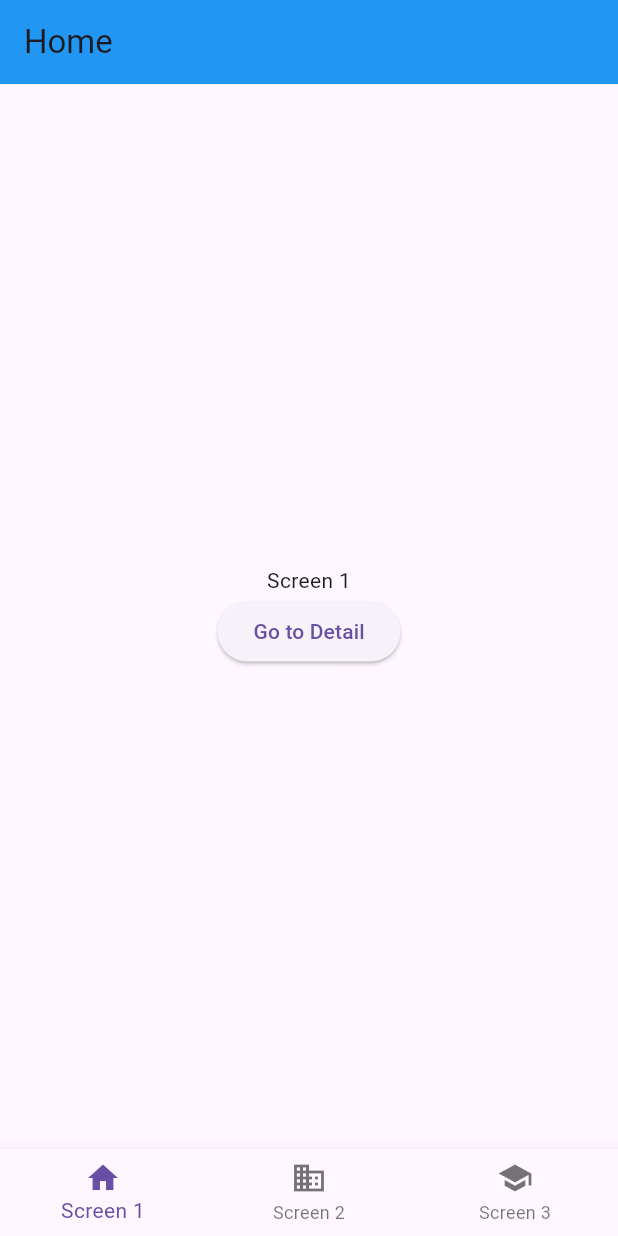
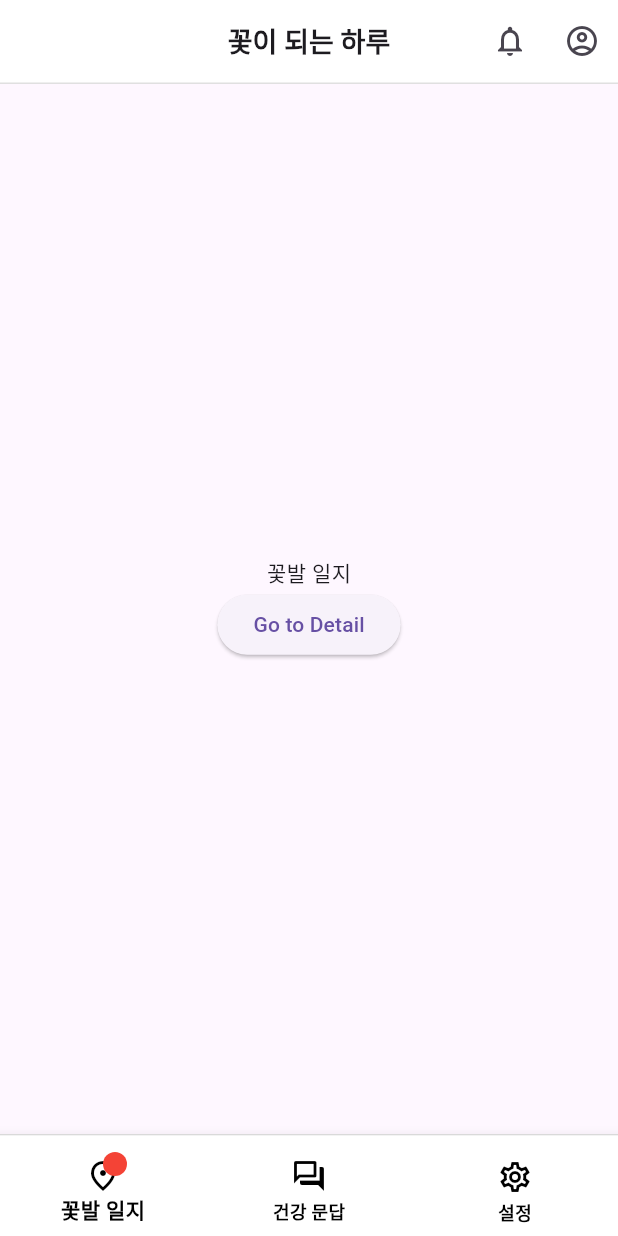
Before and after one commit to CapstonProduct/day_in_bloom_v1, a Flutter app: the screen it shows after launch, on a phone screen of 412 x 824 dp. Run offline on Flutter 3.47's test engine with Material 3 defaults, Android fonts, the phone set to English and light mode, and no system bars; our stand-ins replace flutter_native_splash, go_router.

Commit message:
Feat: Add navigation bar using GoRouter, app bar

```diff
--- a/lib/features/home/screen/screen1.dart
+++ b/lib/features/home/screen/home_calender_screen.dart
@@ -2,21 +2,21 @@ import 'package:day_in_bloom_v1/widgets/app_bar.dart';
 import 'package:flutter/material.dart';
 import 'package:go_router/go_router.dart';
 
-class Screen1 extends StatelessWidget {
-  const Screen1({super.key});
+class HomeCalendarScreen extends StatelessWidget {
+  const HomeCalendarScreen({super.key});
 
   @override
   Widget build(BuildContext context) {
     return Scaffold(
-      appBar: CustomAppBar(title: 'Home'),
+      appBar: CustomAppBar(title: '꽃이 되는 하루'),
       body: Center(
         child: Column(
           mainAxisAlignment: MainAxisAlignment.center,
           children: [
-            Text('Screen 1'),
+            Text('꽃발 일지'),
             ElevatedButton(
               onPressed: () {
-                context.go('/home/detail');
+                context.go('/homeCalendar/detail');
               },
               child: Text('Go to Detail'),
             ),
--- a/lib/features/home/screen/screen2.dart
+++ b/lib/features/home/screen/home_qna_screen.dart
@@ -2,21 +2,21 @@ import 'package:day_in_bloom_v1/widgets/app_bar.dart';
 import 'package:flutter/material.dart';
 import 'package:go_router/go_router.dart';
 
-class Screen2 extends StatelessWidget {
-  const Screen2({super.key});
+class HomeQnaScreen extends StatelessWidget {
+  const HomeQnaScreen({super.key});
 
   @override
   Widget build(BuildContext context) {
     return Scaffold(
-      appBar: CustomAppBar(title: 'Screen2'),
+      appBar: CustomAppBar(title: '꽃이 되는 하루'),
       body: Center(
         child: Column(
           mainAxisAlignment: MainAxisAlignment.center,
           children: [
-            Text('Screen 2'),
+            Text('건강 문답'),
             ElevatedButton(
               onPressed: () {
-                context.go('/screen2/detail');
+                context.go('/homeQna/detail');
               },
               child: Text('Go to Detail'),
             ),
--- a/lib/features/home/screen/screen3.dart
+++ b/lib/features/home/screen/home_setting_screen.dart
@@ -2,21 +2,21 @@ import 'package:day_in_bloom_v1/widgets/app_bar.dart';
 import 'package:flutter/material.dart';
 import 'package:go_router/go_router.dart';
 
-class Screen3 extends StatelessWidget {
-  const Screen3({super.key});
+class HomeSettingScreen extends StatelessWidget {
+  const HomeSettingScreen({super.key});
 
   @override
   Widget build(BuildContext context) {
     return Scaffold(
-      appBar: CustomAppBar(title: 'Screen3'),
+      appBar: CustomAppBar(title: '꽃이 되는 하루'),
       body: Center(
         child: Column(
           mainAxisAlignment: MainAxisAlignment.center,
           children: [
-            Text('Screen 3'),
+            Text('설정'),
             ElevatedButton(
               onPressed: () {
-                context.go('/screen3/detail');
+                context.go('/homeSetting/detail');
               },
               child: Text('Go to Detail'),
             ),
--- a/lib/features/home/screen/screen1_detail.dart
+++ b/lib/features/home/screen/screen1_detail.dart
@@ -16,7 +16,7 @@ class Screen1Detail extends StatelessWidget {
             Text('Screen 1 Detail View'),
             ElevatedButton(
               onPressed: () {
-                context.go('/home/detail/deeptail');
+                context.go('/homeCalendar/detail/deeptail');
               },
               child: Text('Go to Deep Detail'),
             ),
--- a/lib/main.dart
+++ b/lib/main.dart
@@ -1,5 +1,4 @@
 import 'package:day_in_bloom_v1/utils/router_without_animation.dart';
-import 'package:day_in_bloom_v1/widgets/app_bar.dart';
 import 'package:day_in_bloom_v1/widgets/navigation_bar.dart';
 import 'package:flutter/material.dart';
 import 'package:flutter_native_splash/flutter_native_splash.dart';
@@ -16,6 +15,7 @@ class MyApp extends StatelessWidget {
   @override
   Widget build(BuildContext context) {
     return MaterialApp.router(
+      debugShowCheckedModeBanner: false,
       routerConfig: appRouter,
     );
   }
@@ -31,7 +31,7 @@ class MainScreen extends StatefulWidget {
 
 class _MainScreenState extends State<MainScreen> {
   int _selectedIndex = 0;
-  static const List<String> _routes = ['/home', '/screen2', '/screen3'];
+  static const List<String> _routes = ['/homeCalendar', '/homeQna', '/homeSetting'];
 
   void _onItemTapped(int index) {
     context.go(_routes[index]);
--- a/lib/utils/router_without_animation.dart
+++ b/lib/utils/router_without_animation.dart
@@ -3,14 +3,14 @@ import 'package:day_in_bloom_v1/features/home/screen/screen3_detail.dart';
 import 'package:day_in_bloom_v1/main.dart';
 import 'package:flutter/material.dart';
 import 'package:go_router/go_router.dart';
-import 'package:day_in_bloom_v1/features/home/screen/screen1.dart';
+import 'package:day_in_bloom_v1/features/home/screen/home_calender_screen.dart';
 import 'package:day_in_bloom_v1/features/home/screen/screen1_detail.dart';
-import 'package:day_in_bloom_v1/features/home/screen/screen2.dart';
-import 'package:day_in_bloom_v1/features/home/screen/screen3.dart';
+import 'package:day_in_bloom_v1/features/home/screen/home_qna_screen.dart';
+import 'package:day_in_bloom_v1/features/home/screen/home_setting_screen.dart';
 import 'package:day_in_bloom_v1/features/home/screen/screen1_deeptail.dart';
 
 final GoRouter appRouter = GoRouter(
-  initialLocation: '/home',
+  initialLocation: '/homeCalendar',
   routes: [
     ShellRoute(
       builder: (context, state, child) {
@@ -18,8 +18,8 @@ final GoRouter appRouter = GoRouter(
       },
       routes: [
         GoRoute(
-          path: '/home',
-          pageBuilder: (context, state) => NoTransitionPage(child: Screen1()),
+          path: '/homeCalendar',
+          pageBuilder: (context, state) => NoTransitionPage(child: HomeCalendarScreen()),
           routes: [
             GoRoute(
               path: 'detail',
@@ -34,8 +34,8 @@ final GoRouter appRouter = GoRouter(
           ],
         ),
         GoRoute(
-          path: '/screen2',
-          pageBuilder: (context, state) => NoTransitionPage(child: Screen2()),
+          path: '/homeQna',
+          pageBuilder: (context, state) => NoTransitionPage(child: HomeQnaScreen()),
           routes: [
             GoRoute(
               path: 'detail',
@@ -44,8 +44,8 @@ final GoRouter appRouter = GoRouter(
           ],
         ),
         GoRoute(
-          path: '/screen3',
-          pageBuilder: (context, state) => NoTransitionPage(child: Screen3()),
+          path: '/homeSetting',
+          pageBuilder: (context, state) => NoTransitionPage(child: HomeSettingScreen()),
           routes: [
             GoRoute(
               path: 'detail',
--- a/lib/widgets/app_bar.dart
+++ b/lib/widgets/app_bar.dart
@@ -13,12 +13,36 @@ class CustomAppBar extends StatelessWidget implements PreferredSizeWidget {
   @override
   Widget build(BuildContext context) {
     return AppBar(
-      title: Text(title),
-      backgroundColor: Colors.blue,
-      leading: showBackButton ? BackButton() : null, // 뒤로가기 버튼 추가
+      backgroundColor: Colors.white,
+      centerTitle: true,
+      title: Text(
+        title,
+        style: const TextStyle(
+          fontWeight: FontWeight.bold,
+          fontSize: 18,
+        ),
+      ),
+      leading: showBackButton ? const BackButton() : null,
+      actions: [
+        IconButton(
+          icon: const Icon(Icons.notifications_none_outlined),
+          onPressed: () {},
+        ),
+        IconButton(
+          icon: const Icon(Icons.account_circle_outlined),
+          onPressed: () {},
+        ),
+      ],
+      bottom: PreferredSize(
+        preferredSize: const Size.fromHeight(1),
+        child: Container(
+          color: Colors.grey[300],
+          height: 1,
+        ),
+      ),
     );
   }
 
   @override
-  Size get preferredSize => Size.fromHeight(kToolbarHeight);
+  Size get preferredSize => const Size.fromHeight(kToolbarHeight);
 }
--- a/lib/widgets/navigation_bar.dart
+++ b/lib/widgets/navigation_bar.dart
@@ -8,14 +8,44 @@ class CustomNavigationBar extends StatelessWidget {
 
   @override
   Widget build(BuildContext context) {
-    return BottomNavigationBar(
-      items: [
-        BottomNavigationBarItem(icon: Icon(Icons.home), label: 'Screen 1'),
-        BottomNavigationBarItem(icon: Icon(Icons.business), label: 'Screen 2'),
-        BottomNavigationBarItem(icon: Icon(Icons.school), label: 'Screen 3'),
-      ],
-      currentIndex: selectedIndex,
-      onTap: onItemTapped,
+    return Container(
+      decoration: BoxDecoration(
+        color: Colors.white,
+        border: Border(
+          top: BorderSide(color: Colors.grey[300]!, width: 1),
+        ),
+      ),
+      child: BottomNavigationBar(
+        type: BottomNavigationBarType.fixed,
+        items: [
+          _buildNavItem(Icons.fmd_good_outlined, '꽃발 일지', 0),
+          _buildNavItem(Icons.forum_outlined, '건강 문답', 1),
+          _buildNavItem(Icons.settings_outlined, '설정', 2),
+        ],
+        currentIndex: selectedIndex,
+        onTap: onItemTapped,
+        backgroundColor: Colors.white,
+        selectedItemColor: Colors.black,
+        unselectedItemColor: Colors.black,
+        showUnselectedLabels: true,
+        selectedLabelStyle: const TextStyle(fontWeight: FontWeight.bold),
+        unselectedLabelStyle: const TextStyle(fontWeight: FontWeight.bold),
+      ),
+    );
+  }
+
+  BottomNavigationBarItem _buildNavItem(IconData icon, String label, int index) {
+    return BottomNavigationBarItem(
+      icon: Padding(
+        padding: const EdgeInsets.only(top: 8.0),
+        child: Badge(
+          isLabelVisible: selectedIndex == index,
+          label: const Text(' '),
+          backgroundColor: Colors.red,
+          child: Icon(icon),
+        ),
+      ),
+      label: label,
     );
   }
 }
--- a/pubspec.yaml
+++ b/pubspec.yaml
@@ -36,6 +36,7 @@ dependencies:
   cupertino_icons: ^1.0.8
   flutter_native_splash: ^2.4.4
   go_router: ^14.8.0
+  table_calendar: ^3.2.0
 
 flutter_native_splash:
   android: true
```
Also changed, not shown: pubspec.lock.
